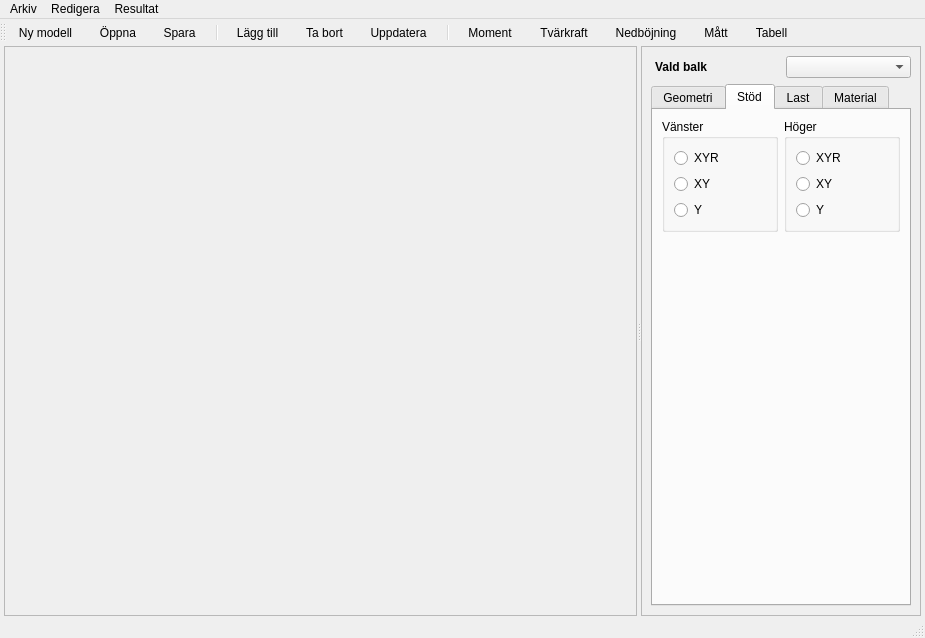
Above: chapters/kapitel9/energy_app/energy_app.ui from jonaslindemann/guide_to_python before the change. Below: the same form after it.
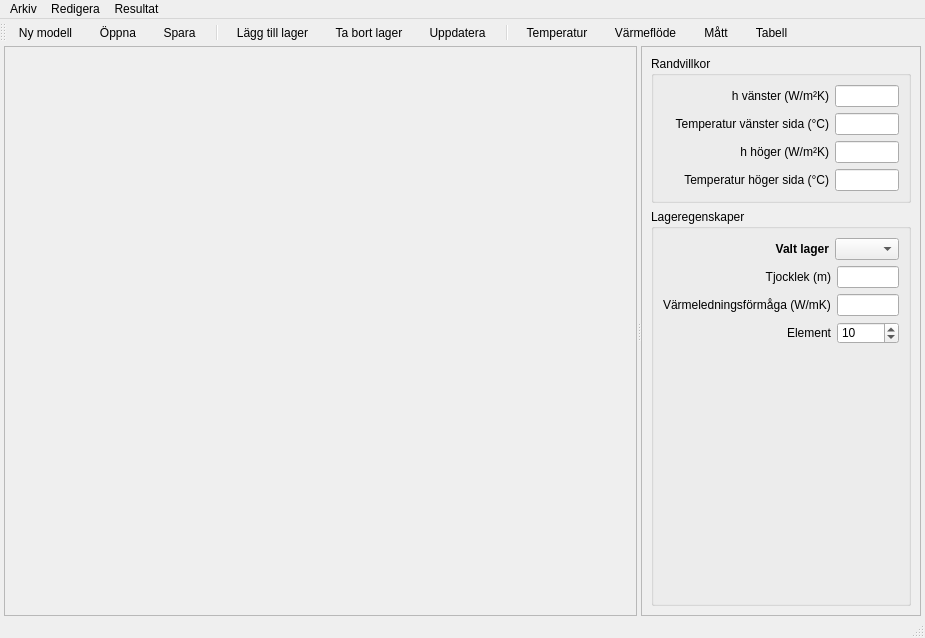
That is the form after the change. The open tabs and pages were chosen to show the change. Icons and pictures are not drawn.

Commit message: More work on energy application.

Patch:
```diff
--- a/chapters/kapitel9/energy_app/energy_app.ui
+++ b/chapters/kapitel9/energy_app/energy_app.ui
@@ -11,7 +11,7 @@
    </rect>
   </property>
   <property name="windowTitle">
-   <string>Kontinuerlig balk</string>
+   <string>1D Värmeflödesanalys</string>
   </property>
   <property name="styleSheet">
    <string notr="true">    QToolBar {
@@ -95,8 +95,107 @@
        <property name="frameShadow">
         <enum>QFrame::Shadow::Raised</enum>
        </property>
+       <layout class="QVBoxLayout" name="verticalLayout_5">
+        <item>
+         <widget class="QGroupBox" name="groupBox_2">
+          <property name="title">
+           <string>Randvillkor</string>
+          </property>
        <layout class="QVBoxLayout" name="verticalLayout_2">
         <item>
+            <layout class="QGridLayout" name="gridLayout_3">
+             <item row="0" column="0">
+              <widget class="QLabel" name="label_8">
+               <property name="text">
+                <string>h vänster (W/m²K)</string>
+               </property>
+               <property name="alignment">
+                <set>Qt::AlignmentFlag::AlignRight|Qt::AlignmentFlag::AlignTrailing|Qt::AlignmentFlag::AlignVCenter</set>
+               </property>
+              </widget>
+             </item>
+             <item row="0" column="1">
+              <widget class="QLineEdit" name="h_left_text">
+               <property name="maximumSize">
+                <size>
+                 <width>64</width>
+                 <height>16777215</height>
+                </size>
+               </property>
+              </widget>
+             </item>
+             <item row="1" column="0">
+              <widget class="QLabel" name="label_9">
+               <property name="text">
+                <string>Temperatur vänster sida (°C)</string>
+               </property>
+               <property name="alignment">
+                <set>Qt::AlignmentFlag::AlignRight|Qt::AlignmentFlag::AlignTrailing|Qt::AlignmentFlag::AlignVCenter</set>
+               </property>
+              </widget>
+             </item>
+             <item row="1" column="1">
+              <widget class="QLineEdit" name="T_left_text">
+               <property name="maximumSize">
+                <size>
+                 <width>64</width>
+                 <height>16777215</height>
+                </size>
+               </property>
+              </widget>
+             </item>
+             <item row="2" column="0">
+              <widget class="QLabel" name="label_10">
+               <property name="text">
+                <string>h höger (W/m²K)</string>
+               </property>
+               <property name="alignment">
+                <set>Qt::AlignmentFlag::AlignRight|Qt::AlignmentFlag::AlignTrailing|Qt::AlignmentFlag::AlignVCenter</set>
+               </property>
+              </widget>
+             </item>
+             <item row="2" column="1">
+              <widget class="QLineEdit" name="h_right_text">
+               <property name="maximumSize">
+                <size>
+                 <width>64</width>
+                 <height>16777215</height>
+                </size>
+               </property>
+              </widget>
+             </item>
+             <item row="3" column="0">
+              <widget class="QLabel" name="label_11">
+               <property name="text">
+                <string>Temperatur höger sida (°C)</string>
+               </property>
+               <property name="alignment">
+                <set>Qt::AlignmentFlag::AlignRight|Qt::AlignmentFlag::AlignTrailing|Qt::AlignmentFlag::AlignVCenter</set>
+               </property>
+              </widget>
+             </item>
+             <item row="3" column="1">
+              <widget class="QLineEdit" name="T_right_text">
+               <property name="maximumSize">
+                <size>
+                 <width>64</width>
+                 <height>16777215</height>
+                </size>
+               </property>
+              </widget>
+             </item>
+            </layout>
+           </item>
+          </layout>
+         </widget>
+        </item>
+        <item>
+         <widget class="QGroupBox" name="groupBox">
+          <property name="title">
+           <string>Lageregenskaper</string>
+          </property>
+          <layout class="QVBoxLayout" name="verticalLayout_4">
+           <item>
          <layout class="QHBoxLayout" name="horizontalLayout">
           <property name="leftMargin">
            <number>4</number>
@@ -109,12 +208,21 @@
              </font>
             </property>
             <property name="text">
-             <string>Vald balk</string>
+                <string>Valt lager</string>
+               </property>
+               <property name="alignment">
+                <set>Qt::AlignmentFlag::AlignRight|Qt::AlignmentFlag::AlignTrailing|Qt::AlignmentFlag::AlignVCenter</set>
             </property>
            </widget>
           </item>
           <item>
-           <widget class="QComboBox" name="segment_combo">
+              <widget class="QComboBox" name="layer_combo">
+               <property name="maximumSize">
+                <size>
+                 <width>64</width>
+                 <height>16777215</height>
+                </size>
+               </property>
             <property name="font">
              <font>
               <bold>true</bold>
@@ -124,239 +232,56 @@
           </item>
          </layout>
         </item>
-        <item>
-         <widget class="QTabWidget" name="tabWidget">
-          <property name="tabPosition">
-           <enum>QTabWidget::TabPosition::North</enum>
-          </property>
-          <property name="tabShape">
-           <enum>QTabWidget::TabShape::Rounded</enum>
-          </property>
-          <property name="currentIndex">
-           <number>0</number>
-          </property>
-          <property name="tabBarAutoHide">
-           <bool>false</bool>
-          </property>
-          <widget class="QWidget" name="geometry_tab">
-           <attribute name="title">
-            <string>Geometri</string>
-           </attribute>
-           <layout class="QVBoxLayout" name="verticalLayout_4">
             <item>
              <layout class="QGridLayout" name="gridLayout">
-              <item row="0" column="0">
-               <widget class="QLabel" name="label_2">
-                <property name="text">
-                 <string>Längd (m)</string>
-                </property>
-                <property name="alignment">
-                 <set>Qt::AlignmentFlag::AlignRight|Qt::AlignmentFlag::AlignTrailing|Qt::AlignmentFlag::AlignVCenter</set>
-                </property>
-               </widget>
-              </item>
-              <item row="0" column="1">
-               <widget class="QLineEdit" name="segment_length_text"/>
-              </item>
-              <item row="1" column="0">
-               <widget class="QLabel" name="label_3">
-                <property name="text">
-                 <string>Punkter</string>
-                </property>
-                <property name="alignment">
-                 <set>Qt::AlignmentFlag::AlignRight|Qt::AlignmentFlag::AlignTrailing|Qt::AlignmentFlag::AlignVCenter</set>
-                </property>
-               </widget>
-              </item>
-              <item row="1" column="1">
+             <item row="2" column="1">
                <widget class="QSpinBox" name="calc_points_spin">
                 <property name="minimum">
-                 <number>4</number>
+                <number>1</number>
                 </property>
                 <property name="maximum">
-                 <number>300</number>
+                <number>100</number>
                 </property>
                 <property name="value">
-                 <number>300</number>
+                <number>10</number>
                 </property>
                </widget>
               </item>
-             </layout>
-            </item>
-            <item>
-             <spacer name="verticalSpacer">
-              <property name="orientation">
-               <enum>Qt::Orientation::Vertical</enum>
-              </property>
-              <property name="sizeHint" stdset="0">
-               <size>
-                <width>20</width>
-                <height>40</height>
-               </size>
-              </property>
-             </spacer>
-            </item>
-           </layout>
-          </widget>
-          <widget class="QWidget" name="support_tab">
-           <attribute name="title">
-            <string>Stöd</string>
-           </attribute>
-           <layout class="QVBoxLayout" name="verticalLayout_9">
-            <item>
-             <layout class="QHBoxLayout" name="horizontalLayout_2">
-              <item>
-               <widget class="QGroupBox" name="support_group">
-                <property name="title">
-                 <string>Vänster</string>
-                </property>
-                <layout class="QVBoxLayout" name="verticalLayout_7">
-                 <item>
-                  <widget class="QRadioButton" name="left_support_xyr_option">
-                   <property name="text">
-                    <string>XYR</string>
-                   </property>
-                  </widget>
-                 </item>
-                 <item>
-                  <widget class="QRadioButton" name="left_support_xy_option">
-                   <property name="text">
-                    <string>XY</string>
-                   </property>
-                  </widget>
-                 </item>
-                 <item>
-                  <widget class="QRadioButton" name="left_support_y_option">
-                   <property name="text">
-                    <string>Y</string>
-                   </property>
-                  </widget>
-                 </item>
-                </layout>
-               </widget>
-              </item>
-              <item>
-               <widget class="QGroupBox" name="support_group_2">
-                <property name="title">
-                 <string>Höger</string>
-                </property>
-                <layout class="QVBoxLayout" name="verticalLayout_8">
-                 <item>
-                  <widget class="QRadioButton" name="right_support_xyr_option">
-                   <property name="text">
-                    <string>XYR</string>
-                   </property>
-                  </widget>
-                 </item>
-                 <item>
-                  <widget class="QRadioButton" name="right_support_xy_option">
-                   <property name="text">
-                    <string>XY</string>
-                   </property>
-                  </widget>
-                 </item>
-                 <item>
-                  <widget class="QRadioButton" name="right_support_y_option">
-                   <property name="text">
-                    <string>Y</string>
-                   </property>
-                  </widget>
-                 </item>
-                </layout>
-               </widget>
-              </item>
-             </layout>
-            </item>
-            <item>
-             <spacer name="verticalSpacer_4">
-              <property name="orientation">
-               <enum>Qt::Orientation::Vertical</enum>
-              </property>
-              <property name="sizeHint" stdset="0">
-               <size>
-                <width>20</width>
-                <height>40</height>
-               </size>
-              </property>
-             </spacer>
-            </item>
-           </layout>
-          </widget>
-          <widget class="QWidget" name="load_tab">
-           <attribute name="title">
-            <string>Last</string>
-           </attribute>
-           <layout class="QVBoxLayout" name="verticalLayout_5">
-            <item>
-             <layout class="QHBoxLayout" name="horizontalLayout_4">
-              <item>
-               <widget class="QLabel" name="label_4">
-                <property name="text">
-                 <string>Utbredd last (N/m)</string>
-                </property>
-               </widget>
-              </item>
-              <item>
-               <widget class="QLineEdit" name="segment_load_text"/>
-              </item>
-             </layout>
-            </item>
-            <item>
-             <spacer name="verticalSpacer_2">
-              <property name="orientation">
-               <enum>Qt::Orientation::Vertical</enum>
-              </property>
-              <property name="sizeHint" stdset="0">
-               <size>
-                <width>20</width>
-                <height>40</height>
-               </size>
-              </property>
-             </spacer>
-            </item>
-           </layout>
-          </widget>
-          <widget class="QWidget" name="material_tab">
-           <attribute name="title">
-            <string>Material</string>
-           </attribute>
-           <layout class="QVBoxLayout" name="verticalLayout_6">
-            <item>
-             <layout class="QGridLayout" name="gridLayout_2">
-              <item row="0" column="0">
+             <item row="1" column="0">
                <widget class="QLabel" name="label_5">
                 <property name="text">
-                 <string>Elasticitetsmodul (Pa)</string>
-                </property>
-               </widget>
-              </item>
-              <item row="0" column="1">
-               <widget class="QLineEdit" name="e_text"/>
-              </item>
-              <item row="1" column="0">
-               <widget class="QLabel" name="label_6">
-                <property name="text">
-                 <string>Tvärsnittsarea (m2)</string>
+                <string>Värmeledningsförmåga (W/mK)</string>
                 </property>
                </widget>
               </item>
               <item row="1" column="1">
-               <widget class="QLineEdit" name="a_text"/>
+              <widget class="QLineEdit" name="conductivity_text"/>
               </item>
               <item row="2" column="0">
-               <widget class="QLabel" name="label_7">
+              <widget class="QLabel" name="label_3">
                 <property name="text">
-                 <string>Tröghetsmoment (m3)</string>
-                </property>
-               </widget>
-              </item>
-              <item row="2" column="1">
-               <widget class="QLineEdit" name="i_text"/>
-              </item>
-             </layout>
-            </item>
-            <item>
-             <spacer name="verticalSpacer_3">
+                <string>Element</string>
+               </property>
+               <property name="alignment">
+                <set>Qt::AlignmentFlag::AlignRight|Qt::AlignmentFlag::AlignTrailing|Qt::AlignmentFlag::AlignVCenter</set>
+               </property>
+              </widget>
+             </item>
+             <item row="0" column="0">
+              <widget class="QLabel" name="label_2">
+               <property name="text">
+                <string>Tjocklek (m)</string>
+               </property>
+               <property name="alignment">
+                <set>Qt::AlignmentFlag::AlignRight|Qt::AlignmentFlag::AlignTrailing|Qt::AlignmentFlag::AlignVCenter</set>
+               </property>
+              </widget>
+             </item>
+             <item row="0" column="1">
+              <widget class="QLineEdit" name="thickness_text"/>
+             </item>
+             <item row="3" column="0">
+              <spacer name="verticalSpacer">
               <property name="orientation">
                <enum>Qt::Orientation::Vertical</enum>
               </property>
@@ -369,7 +294,8 @@
              </spacer>
             </item>
            </layout>
-          </widget>
+           </item>
+          </layout>
          </widget>
         </item>
        </layout>
@@ -384,7 +310,7 @@
      <x>0</x>
      <y>0</y>
      <width>925</width>
-     <height>21</height>
+     <height>22</height>
     </rect>
    </property>
    <widget class="QMenu" name="file_menu">
@@ -403,17 +329,16 @@
     <property name="title">
      <string>Resultat</string>
     </property>
-    <addaction name="moment_action"/>
-    <addaction name="section_force_action"/>
-    <addaction name="displ_action"/>
+    <addaction name="temperature_action"/>
+    <addaction name="heat_flux_action"/>
     <addaction name="results_view_action"/>
    </widget>
    <widget class="QMenu" name="menuRedigera">
     <property name="title">
      <string>Redigera</string>
     </property>
-    <addaction name="add_beam_action"/>
-    <addaction name="remove_beam_action"/>
+    <addaction name="add_layer_action"/>
+    <addaction name="remove_layer_action"/>
     <addaction name="update_action"/>
    </widget>
    <addaction name="file_menu"/>
@@ -446,13 +371,12 @@
    <addaction name="open_action"/>
    <addaction name="save_action"/>
    <addaction name="separator"/>
-   <addaction name="add_beam_action"/>
-   <addaction name="remove_beam_action"/>
+   <addaction name="add_layer_action"/>
+   <addaction name="remove_layer_action"/>
    <addaction name="update_action"/>
    <addaction name="separator"/>
-   <addaction name="moment_action"/>
-   <addaction name="section_force_action"/>
-   <addaction name="displ_action"/>
+   <addaction name="temperature_action"/>
+   <addaction name="heat_flux_action"/>
    <addaction name="dimension_action"/>
    <addaction name="results_view_action"/>
   </widget>
@@ -558,13 +482,13 @@
     <string>Tabell...</string>
    </property>
   </action>
-  <action name="add_beam_action">
+  <action name="add_layer_action">
    <property name="icon">
     <iconset resource="energy_app.qrc">
      <normaloff>:/toolbar/images/Add.png</normaloff>:/toolbar/images/Add.png</iconset>
    </property>
    <property name="text">
-    <string>Lägg till</string>
+    <string>Lägg till lager</string>
    </property>
    <property name="shortcut">
     <string>Ctrl++</string>
@@ -573,13 +497,13 @@
     <enum>QAction::MenuRole::NoRole</enum>
    </property>
   </action>
-  <action name="remove_beam_action">
+  <action name="remove_layer_action">
    <property name="icon">
     <iconset resource="energy_app.qrc">
      <normaloff>:/toolbar/images/Minus.png</normaloff>:/toolbar/images/Minus.png</iconset>
    </property>
    <property name="text">
-    <string>Ta bort</string>
+    <string>Ta bort lager</string>
    </property>
    <property name="shortcut">
     <string>Ctrl+-</string>
@@ -588,7 +512,7 @@
     <enum>QAction::MenuRole::NoRole</enum>
    </property>
   </action>
-  <action name="moment_action">
+  <action name="temperature_action">
    <property name="checkable">
     <bool>true</bool>
    </property>
@@ -597,13 +521,13 @@
      <normaloff>:/toolbar/images/M.png</normaloff>:/toolbar/images/M.png</iconset>
    </property>
    <property name="text">
-    <string>Moment</string>
+    <string>Temperatur</string>
    </property>
    <property name="menuRole">
     <enum>QAction::MenuRole::NoRole</enum>
    </property>
   </action>
-  <action name="section_force_action">
+  <action name="heat_flux_action">
    <property name="checkable">
     <bool>true</bool>
    </property>
@@ -612,22 +536,7 @@
      <normaloff>:/toolbar/images/V.png</normaloff>:/toolbar/images/V.png</iconset>
    </property>
    <property name="text">
-    <string>Tvärkraft</string>
-   </property>
-   <property name="menuRole">
-    <enum>QAction::MenuRole::NoRole</enum>
-   </property>
-  </action>
-  <action name="displ_action">
-   <property name="checkable">
-    <bool>true</bool>
-   </property>
-   <property name="icon">
-    <iconset resource="energy_app.qrc">
-     <normaloff>:/toolbar/images/Y.png</normaloff>:/toolbar/images/Y.png</iconset>
-   </property>
-   <property name="text">
-    <string>Nedböjning</string>
+    <string>Värmeflöde</string>
    </property>
    <property name="menuRole">
     <enum>QAction::MenuRole::NoRole</enum>
```
Lines whose indentation alone changed are shown as unchanged. The commit also changes 5 other files.
